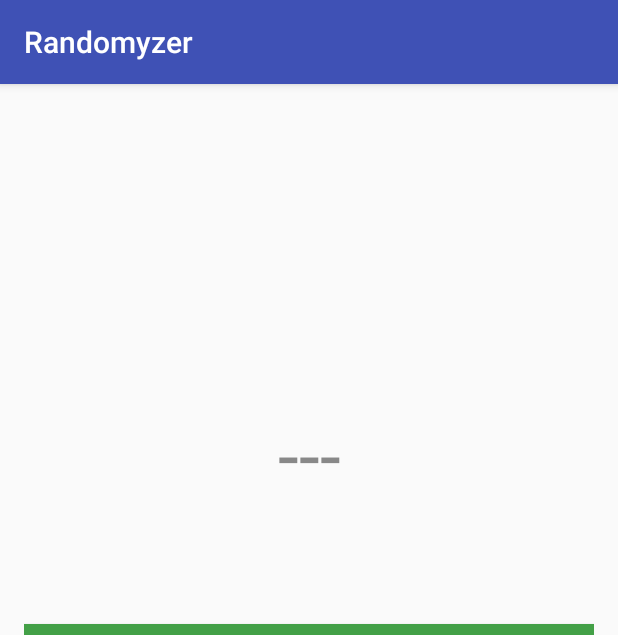
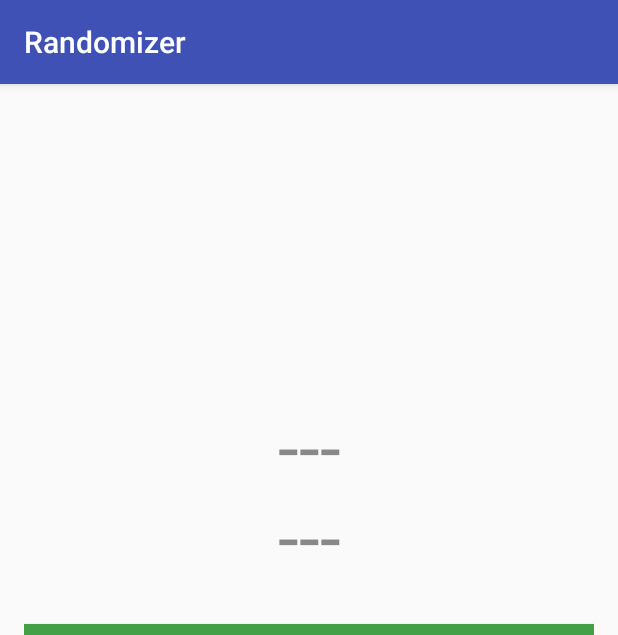
Before and after one commit to juliusvega998/randomizer, an Android app: the screen it shows after launch (MainActivity), on a phone screen of 412 x 824 dp. Shown: the top 635 px of the screen. Run offline under Robolectric (Android 15) with nearby library versions, the phone set to English and light mode, and no system bars.

Commit message:
Changed app icons and images. Now randomizes two things

```diff
--- a/app/src/main/res/layout/content_main.xml
+++ b/app/src/main/res/layout/content_main.xml
@@ -20,7 +20,7 @@
         android:id="@+id/result"
         android:layout_above="@+id/randomize"
         android:layout_centerHorizontal="true"
-        android:layout_marginBottom="80dp"
+        android:layout_marginBottom="85dp"
         android:layout_alignParentEnd="true"
         android:layout_alignParentStart="true"
         android:gravity="center_vertical|center_horizontal"
@@ -49,4 +49,19 @@
         android:layout_marginTop="20dp"
         android:layout_alignParentEnd="true"
         android:layout_alignParentStart="true" />
+
+    <TextView
+        android:layout_width="wrap_content"
+        android:layout_height="wrap_content"
+        android:textAppearance="?android:attr/textAppearanceLarge"
+        android:text="@string/init_string"
+        android:id="@+id/result2"
+        android:layout_above="@+id/randomize"
+        android:layout_centerHorizontal="true"
+        android:layout_marginBottom="25dp"
+        android:layout_alignParentEnd="true"
+        android:layout_alignParentStart="true"
+        android:gravity="center_vertical|center_horizontal"
+        android:textSize="50sp"
+        android:textColor="@color/grey" />
 </RelativeLayout>
--- a/app/src/main/res/values/strings.xml
+++ b/app/src/main/res/values/strings.xml
@@ -1,6 +1,6 @@
 <resources>
-    <string name="app_name">Randomyzer</string>
-    <string name="title_activity_main">Randomyzer</string>
+    <string name="app_name">Randomizer</string>
+    <string name="title_activity_main">Randomizer</string>
     <string name="randomize_text">RANDOMIZE!</string>
     <string name="view_objects_text">View Objects</string>
     <string name="init_string">---</string>
--- a/build.gradle
+++ b/build.gradle
@@ -5,7 +5,7 @@ buildscript {
         jcenter()
     }
     dependencies {
-        classpath 'com.android.tools.build:gradle:2.1.3'
+        classpath 'com.android.tools.build:gradle:2.2.3'
 
         // NOTE: Do not place your application dependencies here; they belong
         // in the individual module build.gradle files
```
Also changed, not shown: app/src/main/java/com/kintetsu/aspirev3/randomizer/MainActivity.java (+27 -9 lines), app/src/main/res/layout/activity_splash_screen.xml (+0 -11 lines), app/src/main/res/drawable/logo.png, app/src/main/res/mipmap-hdpi/ic_launcher.png, app/src/main/res/mipmap-ldpi/ic_launcher.png (added), app/src/main/res/mipmap-mdpi/ic_launcher.png, app/src/main/res/mipmap-xhdpi/ic_launcher.png, app/src/main/res/mipmap-xxhdpi/ic_launcher.png, app/src/main/res/mipmap-xxxhdpi/ic_launcher.png, app/src/main/res/playstore-icon.png (added), 1 other file.
